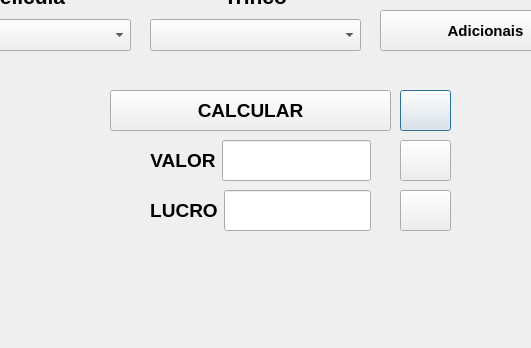
Old version of the form ArtvidrosV3/pivotante.ui in the repository PedrOliveiraM/Artvidros-2023; both pictures show x 460 to 991 and y 420 to 768 of the 1366 by 768 pixel window.
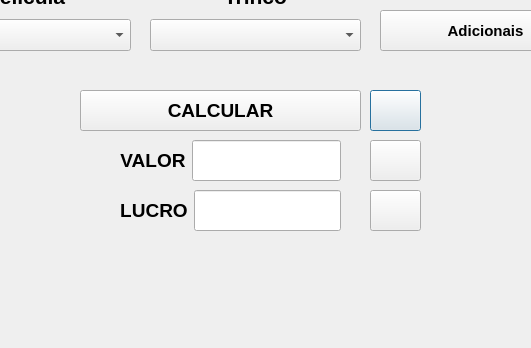
New version of the form. Icons and pictures are not drawn.

Diff of the .ui file:
```diff
--- a/ArtvidrosV3/pivotante.ui
+++ b/ArtvidrosV3/pivotante.ui
@@ -16,7 +16,7 @@
   <widget class="QWidget" name="layoutWidget">
    <property name="geometry">
     <rect>
-     <x>610</x>
+     <x>580</x>
      <y>610</y>
      <width>221</width>
      <height>41</height>
@@ -98,7 +98,7 @@
   <widget class="QPushButton" name="pushButtonDesconto">
    <property name="geometry">
     <rect>
-     <x>860</x>
+     <x>830</x>
      <y>510</y>
      <width>51</width>
      <height>41</height>
@@ -121,7 +121,7 @@
   <widget class="QPushButton" name="pushButtonSalvar">
    <property name="geometry">
     <rect>
-     <x>860</x>
+     <x>830</x>
      <y>560</y>
      <width>51</width>
      <height>41</height>
@@ -381,7 +381,7 @@
   <widget class="QWidget" name="layoutWidget_6">
    <property name="geometry">
     <rect>
-     <x>610</x>
+     <x>580</x>
      <y>560</y>
      <width>221</width>
      <height>41</height>
@@ -416,7 +416,7 @@
   <widget class="QPushButton" name="pushButtonLimpar">
    <property name="geometry">
     <rect>
-     <x>860</x>
+     <x>830</x>
      <y>610</y>
      <width>51</width>
      <height>41</height>
@@ -459,7 +459,7 @@
   <widget class="QPushButton" name="pushButtonCalcular">
    <property name="geometry">
     <rect>
-     <x>570</x>
+     <x>540</x>
      <y>510</y>
      <width>281</width>
      <height>41</height>
```
